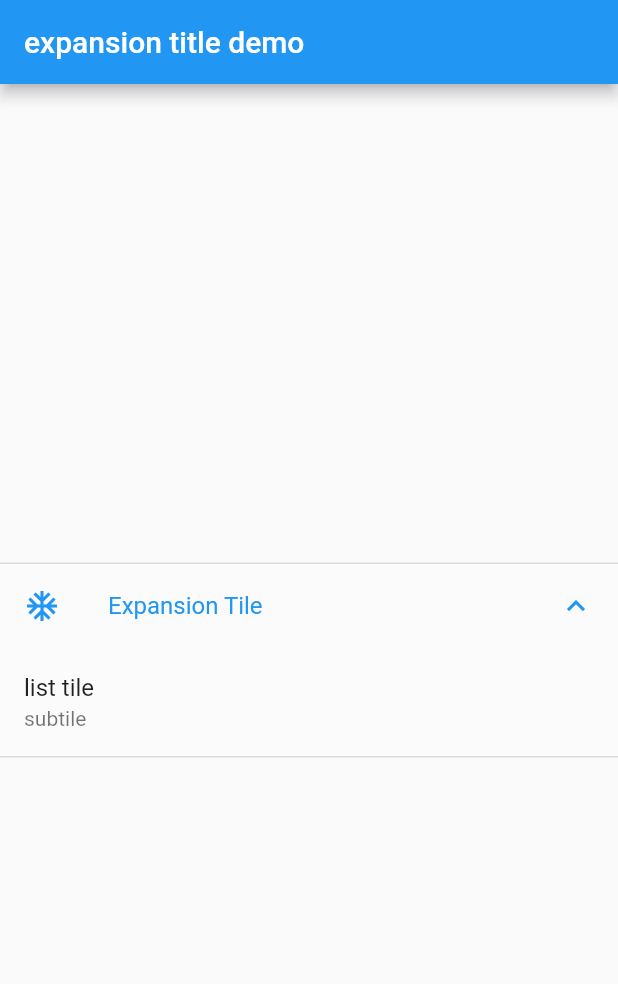
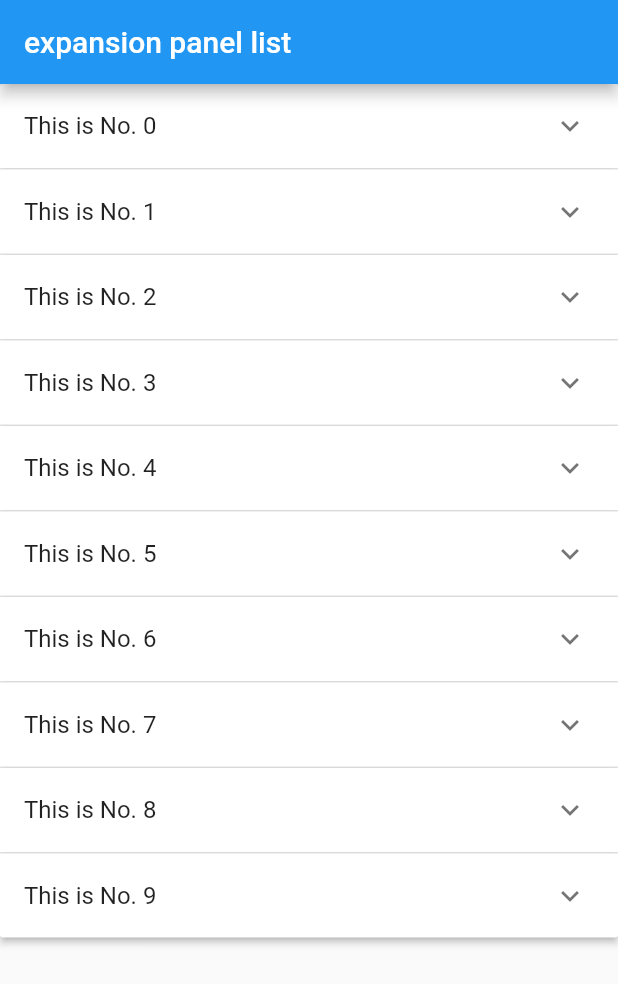
Before and after one commit to itxing666/flutter_demo2, a Flutter app: the screen it shows after launch, on a phone screen of 412 x 824 dp. Shown: the top 984 px of the screen. Run offline on Flutter 3.47's test engine with Material 2 defaults, Android fonts, the phone set to English and light mode, and no system bars.

Commit message:
ExpansionPanelListDemo

```diff
--- /dev/null
+++ b/lib/expansion_panel_list.dart
@@ -0,0 +1,77 @@
+import 'package:flutter/material.dart';
+
+class ExpansionPanelListDemo extends StatefulWidget {
+  ExpansionPanelListDemo({Key key}) : super(key: key);
+
+  @override
+  _ExpansionPanelListDemoState createState() => _ExpansionPanelListDemoState();
+}
+
+class _ExpansionPanelListDemoState extends State<ExpansionPanelListDemo> {
+  var currentPanelIndex = -1;
+  List<int> mList; // 组成一个int类型数组，用来控制索引
+  List<ExpandStateBean> expandStateList;    //开展开的状态列表， ExpandStateBean是自定义的类
+
+  //构造方法，调用这个类的时候自动执行
+  _ExpansionPanelListDemoState(){
+    mList = new List();
+    expandStateList = new List();
+    //便利为两个List进行赋值
+    for(int i=0;i<10;i++){
+      mList.add(i);
+      expandStateList.add(ExpandStateBean(i,false));
+    }
+  }
+
+  // 修改展开与闭合的内部方法
+  _setCurrentIndex(int index, isExpand) {
+    setState(() {
+      // 遍历可展开状态列表
+      expandStateList.forEach((item) {
+        if(item.index == index) {
+          // 取反 经典取反方法
+          item.isOpen = !isExpand;
+        }
+      });
+    });
+  }
+
+  @override
+  Widget build(BuildContext context) {
+    return Scaffold(
+       appBar: AppBar(
+         title: Text('expansion panel list'),
+       ),
+       // 加入可滚动组件
+       body: SingleChildScrollView(
+         child: ExpansionPanelList(
+           // 交互回调属性，里面是个匿名函数
+           expansionCallback: (index, bol) {
+             // 调用内部方法
+             _setCurrentIndex(index, bol);
+           },
+           children: mList.map((index) { // 进行map操作，然后toList再次组成List
+             return ExpansionPanel(
+               headerBuilder: (context, isExpanded) {
+                 return ListTile(
+                   title: Text('This is No. $index')
+                 );
+               },
+               body: ListTile(
+                 title: Text('expansion no.$index'),
+               ),
+               isExpanded: expandStateList[index].isOpen
+             );
+           }).toList(),
+         ),
+       ),
+    );
+  }
+}
+
+// 自定义扩展状态类
+class ExpandStateBean {
+  var isOpen;
+  var index;
+  ExpandStateBean(this.index, this.isOpen);
+}
--- a/lib/main.dart
+++ b/lib/main.dart
@@ -2,6 +2,7 @@ import 'package:flutter/material.dart';
 import 'package:flutter_demo2/bottom_appbar_demo.dart';
 import 'package:flutter_demo2/bottom_navigation_wiget.dart';
 import 'package:flutter_demo2/expansionTileDemo.dart';
+import 'package:flutter_demo2/expansion_panel_list.dart';
 import 'package:flutter_demo2/first_page.dart';
 import 'package:flutter_demo2/frosted_glass_demo.dart';
 import 'package:flutter_demo2/keep_alive_demo.dart';
@@ -16,6 +17,7 @@ class MyApp extends StatelessWidget {
   Widget build(BuildContext context) {
     return MaterialApp(
       title: 'Flutter',
+      debugShowCheckedModeBanner: false,
       theme: ThemeData(
         // This is the theme of your application.
         //
@@ -28,7 +30,7 @@ class MyApp extends StatelessWidget {
         // is not restarted.
         primarySwatch: Colors.blue,
       ),
-      home: ExpansionTileDemo(),
+      home: ExpansionPanelListDemo(),
     );
   }
 }
```
